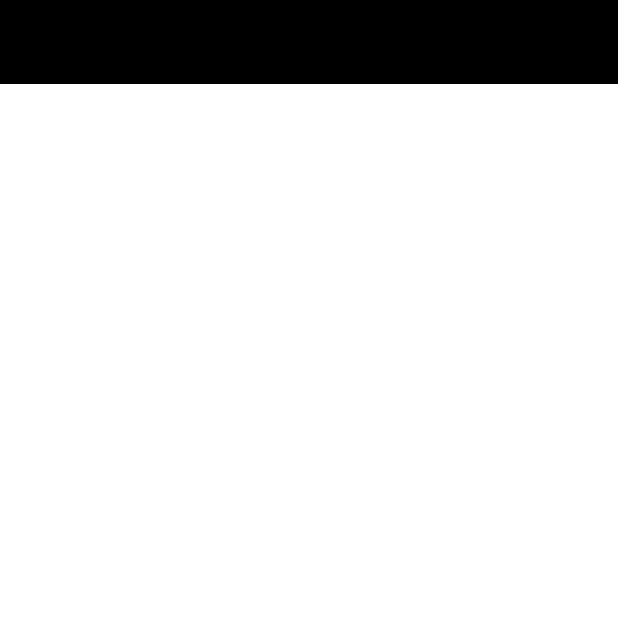
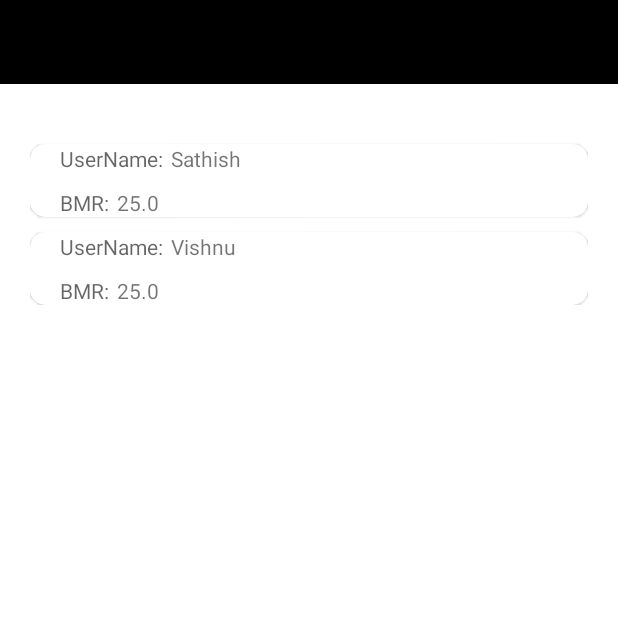
Before and after one commit to vishnuarumugam/TrainerGuide, an Android app: the screen it shows after launch (TraineesScreen), in the side drawer, after a tap on "Trainees", on a phone screen of 412 x 824 dp, the top half of it. Run offline under Robolectric (Android 15) with nearby library versions, the phone set to English and light mode, and no system bars.

Commit message:
second commit

```diff
--- /dev/null
+++ b/app/src/main/java/com/example/trainerguide/CommonNavigator.java
@@ -0,0 +1,33 @@
+package com.example.trainerguide;
+
+
+import android.app.Activity;
+import android.content.Intent;
+import android.view.MenuItem;
+import android.widget.Toast;
+
+import androidx.annotation.NonNull;
+import androidx.appcompat.app.ActionBarDrawerToggle;
+import androidx.appcompat.app.AppCompatActivity;
+import androidx.appcompat.widget.Toolbar;
+import androidx.core.view.GravityCompat;
+import androidx.drawerlayout.widget.DrawerLayout;
+
+import com.google.android.material.navigation.NavigationView;
+
+
+public class CommonNavigator extends AppCompatActivity {
+
+
+
+    public static ActionBarDrawerToggle navigatorInitmethod(DrawerLayout drawerLayout, NavigationView navigationView, Toolbar toolbar, Activity context){
+
+        navigationView.bringToFront();
+        ActionBarDrawerToggle toggle = new ActionBarDrawerToggle(context, drawerLayout, toolbar, R.string.Navigation_Drawer_Open, R.string.Navigation_Drawer_Close);
+        drawerLayout.addDrawerListener(toggle);
+        toggle.syncState();
+        return toggle;
+
+}
+
+}
--- a/app/src/main/java/com/example/trainerguide/HomeScreen.java
+++ b/app/src/main/java/com/example/trainerguide/HomeScreen.java
@@ -28,21 +28,23 @@ public class HomeScreen extends AppCompatActivity {
     protected void onCreate(Bundle savedInstanceState) {
         super.onCreate(savedInstanceState);
         setContentView(R.layout.activity_home_screen);
+        navigationView = findViewById(R.id.nav_view);
+        drawerLayout = findViewById(R.id.drawer_layout);
 
-        drawerLayout = findViewById(R.id.drawer_layout);
-        navigationView = findViewById(R.id.nav_view);
         toolbar = findViewById(R.id.tool_bar);
 
         setSupportActionBar(toolbar);
         toolbar.setBackgroundColor(getResources().getColor(R.color.black));
         toolbar.setTitleTextColor(getResources().getColor(R.color.white));
 
-        navigationView.bringToFront();
+        /*navigationView.bringToFront();
         ActionBarDrawerToggle toggle = new ActionBarDrawerToggle(this,drawerLayout,toolbar,R.string.Navigation_Drawer_Open,R.string.Navigation_Drawer_Close);
         toggle.getDrawerArrowDrawable().setColor(getResources().getColor(R.color.appleGreen));
 
         drawerLayout.addDrawerListener(toggle);
-        toggle.syncState();
+        toggle.syncState();*/
+        ActionBarDrawerToggle toggle = CommonNavigator.navigatorInitmethod(drawerLayout,navigationView,toolbar,this);
+        toggle.getDrawerArrowDrawable().setColor(getResources().getColor(R.color.appleGreen));
 
         //Menu Items
         profileMenu = findViewById(R.id.nav_profile);
@@ -51,14 +53,20 @@ public class HomeScreen extends AppCompatActivity {
         navigationView.setNavigationItemSelectedListener(new NavigationView.OnNavigationItemSelectedListener() {
             @Override
             public boolean onNavigationItemSelected(@NonNull MenuItem item) {
-
                 switch (item.getItemId()){
                     case R.id.nav_profile:
-                        Toast.makeText(HomeScreen.this, "profile", Toast.LENGTH_SHORT).show();
+                        Toast.makeText(HomeScreen.this, "profile1", Toast.LENGTH_SHORT).show();
+                        break;
                     case R.id.nav_trainees:
+                        System.out.println("Inside ");
                         startActivity(new Intent(HomeScreen.this,TraineesScreen.class));
+                        break;
                     case R.id.nav_logout:
                         startActivity(new Intent(HomeScreen.this,MainActivity.class));
+                        break;
+                    default:
+                        Toast.makeText(HomeScreen.this, "profile", Toast.LENGTH_SHORT).show();
+                        break;
                 }
                 return false;
             }
@@ -75,9 +83,11 @@ public class HomeScreen extends AppCompatActivity {
         {
             drawerLayout.closeDrawer((GravityCompat.START));
         }
+        else
         {
             super.onBackPressed();
         }
+
 
     }
 
--- /dev/null
+++ b/app/src/main/java/com/example/trainerguide/Trainee.java
@@ -0,0 +1,47 @@
+package com.example.trainerguide;
+
+public class Trainee {
+
+    private String name;
+    private Double bmr;
+    private String image;
+
+    public Trainee(String name, Double bmr, String image) {
+        this.name = name;
+        this.bmr = bmr;
+        this.image = image;
+    }
+
+    public String getName() {
+        return name;
+    }
+
+    public void setName(String name) {
+        this.name = name;
+    }
+
+    public Double getBmr() {
+        return bmr;
+    }
+
+    public void setBmr(Double bmr) {
+        this.bmr = bmr;
+    }
+
+    public String getImage() {
+        return image;
+    }
+
+    public void setImage(String image) {
+        this.image = image;
+    }
+
+    @Override
+    public String toString() {
+        return "Trainee{" +
+                "name='" + name + '\'' +
+                ", bmr=" + bmr +
+                ", image='" + image + '\'' +
+                '}';
+    }
+}
--- /dev/null
+++ b/app/src/main/java/com/example/trainerguide/TraineeAdapter.java
@@ -0,0 +1,75 @@
+package com.example.trainerguide;
+
+import android.content.Context;
+import android.os.Build;
+import android.view.LayoutInflater;
+import android.view.View;
+import android.view.ViewGroup;
+import android.widget.TextView;
+
+import androidx.annotation.NonNull;
+import androidx.annotation.RequiresApi;
+import androidx.recyclerview.widget.RecyclerView;
+
+import java.util.ArrayList;
+
+public class TraineeAdapter extends RecyclerView.Adapter<TraineeAdapter.ViewHolder> {
+
+    private ArrayList<Trainee> trainee = new ArrayList<>();
+    private Context context;
+
+
+    public ArrayList<Trainee> getTrainee() {
+        return trainee;
+    }
+
+    public void setTrainee(ArrayList<Trainee> trainee){
+        this.trainee = trainee;
+        notifyDataSetChanged();
+    }
+
+    public TraineeAdapter(Context context){
+        this.context=context;
+    }
+
+    @NonNull
+    @Override
+    public ViewHolder onCreateViewHolder(@NonNull ViewGroup parent, int viewType) {
+
+        View view = LayoutInflater.from(parent.getContext()).inflate(R.layout.trainee_item,parent,false);
+
+        ViewHolder holder = new ViewHolder(view);
+
+
+        return holder;
+    }
+    @RequiresApi(api = Build.VERSION_CODES.M)
+    @Override
+    public void onBindViewHolder(@NonNull TraineeAdapter.ViewHolder holder, int position) {
+
+        holder.name.setText(trainee.get(position).getName());
+        holder.bmr.setText(trainee.get(position).getBmr().toString());
+
+    }
+
+    @Override
+    public int getItemCount() {
+        return trainee.size();
+    }
+
+    public class ViewHolder extends RecyclerView.ViewHolder {
+
+        TextView name,bmr;
+
+        public ViewHolder(@NonNull View itemView) {
+            super(itemView);
+
+            name = itemView.findViewById(R.id.traineeItemName);
+            bmr = itemView.findViewById(R.id.traineeItemBmr);
+
+        }
+
+
+
+    }
+}
--- a/app/src/main/java/com/example/trainerguide/TraineesScreen.java
+++ b/app/src/main/java/com/example/trainerguide/TraineesScreen.java
@@ -1,14 +1,35 @@
 package com.example.trainerguide;
 
 import androidx.appcompat.app.AppCompatActivity;
+import androidx.recyclerview.widget.GridLayoutManager;
+import androidx.recyclerview.widget.LinearLayoutManager;
+import androidx.recyclerview.widget.RecyclerView;
 
 import android.os.Bundle;
 
+import java.util.ArrayList;
+
 public class TraineesScreen extends AppCompatActivity {
+
+    private RecyclerView traineeRecycler;
 
     @Override
     protected void onCreate(Bundle savedInstanceState) {
         super.onCreate(savedInstanceState);
         setContentView(R.layout.activity_trainees_screen);
+
+        //Recycler view
+        traineeRecycler = findViewById(R.id.traineeRecycler);
+        ArrayList<Trainee> trainees = new ArrayList<>();
+        trainees.add(new Trainee("Sathish",25.0,"null"));
+        trainees.add(new Trainee("Vishnu",25.0,"null"));
+        TraineeAdapter traineeAdapter = new TraineeAdapter(this);
+        traineeAdapter.setTrainee(trainees);
+        traineeRecycler.setAdapter(traineeAdapter);
+        traineeRecycler.setLayoutManager(new LinearLayoutManager(this));
+
+
+
     }
+
 }
--- a/app/src/main/res/layout/activity_home_screen.xml
+++ b/app/src/main/res/layout/activity_home_screen.xml
@@ -10,14 +10,6 @@
     tools:openDrawer="start">
 
     <include layout="@layout/common_navigator"/>
-    <!--<com.google.android.material.navigation.NavigationView
-        android:id="@+id/nav_view"
-        android:layout_width="wrap_content"
-        android:layout_height="match_parent"
-        android:layout_gravity="start"
-        app:headerLayout="@layout/header"
-        app:menu="@menu/main_menu"
-        />-->
 
     <ScrollView
         android:layout_width="match_parent"
--- a/app/src/main/res/layout/activity_main.xml
+++ b/app/src/main/res/layout/activity_main.xml
@@ -32,7 +32,7 @@
                 android:id="@+id/userEmail_Input"
                 android:layout_width="match_parent"
                 android:layout_height="wrap_content"
-                android:inputType="text"
+                android:inputType="textEmailAddress"
                 android:hint="Email"
                 android:textColor="#000000"
                 android:background="@drawable/round_shape"/>
--- a/app/src/main/res/layout/activity_trainees_screen.xml
+++ b/app/src/main/res/layout/activity_trainees_screen.xml
@@ -9,16 +9,9 @@
     tools:context=".TraineesScreen"
     tools:openDrawer="start">
 
-    <include layout="@layout/common_navigator"/>
+    <!--include layout="@layout/common_navigator"/>-->
 
-    <!--com.google.android.material.navigation.NavigationView
-        android:id="@+id/nav_view"
-        android:layout_width="wrap_content"
-        android:layout_height="match_parent"
-        android:layout_gravity="start"
-        app:headerLayout="@layout/header"
-        app:menu="@menu/main_menu"
-        /-->
+
     <ScrollView
         android:layout_width="match_parent"
         android:layout_height="match_parent">
@@ -33,25 +26,13 @@
                 android:layout_height="match_parent"
                 android:orientation="vertical">
 
-                <androidx.appcompat.widget.Toolbar
-                    android:id="@+id/tool_bar"
-                    android:layout_width="match_parent"
-                    android:layout_height="wrap_content"
-                    android:background="#000000"
-                    android:minHeight="?attr/actionBarSize"
-                    android:theme="?attr/actionBarTheme"
-                    app:title="Trainer Guide"
-                    app:layout_constraintEnd_toEndOf="parent"
-                    app:layout_constraintHorizontal_bias="0.0"
-                    app:layout_constraintStart_toStartOf="parent"
-                    app:layout_constraintTop_toTopOf="parent"
-                    app:navigationIcon="@drawable/ic_menu">
-                </androidx.appcompat.widget.Toolbar>
+                <include layout="@layout/common_toolbar"/>
 
                 <androidx.recyclerview.widget.RecyclerView
                     android:layout_width="match_parent"
                     android:layout_height="match_parent"
                     android:layout_marginHorizontal="20dp"
+                    android:id="@+id/traineeRecycler"
                     android:layout_marginTop="30dp"/>
 
             </LinearLayout>
--- /dev/null
+++ b/app/src/main/res/layout/common_toolbar.xml
@@ -0,0 +1,22 @@
+<?xml version="1.0" encoding="utf-8"?>
+<merge xmlns:android="http://schemas.android.com/apk/res/android"
+    xmlns:app="http://schemas.android.com/apk/res-auto"
+    android:layout_width="match_parent"
+    android:layout_height="match_parent">
+
+    <androidx.appcompat.widget.Toolbar
+        android:id="@+id/tool_bar"
+        android:layout_width="match_parent"
+        android:layout_height="wrap_content"
+        android:background="#000000"
+        android:minHeight="?attr/actionBarSize"
+        android:theme="?attr/actionBarTheme"
+        app:title="Trainer Guide"
+        app:layout_constraintEnd_toEndOf="parent"
+        app:layout_constraintHorizontal_bias="0.0"
+        app:layout_constraintStart_toStartOf="parent"
+        app:layout_constraintTop_toTopOf="parent"
+        app:navigationIcon="@drawable/ic_menu">
+    </androidx.appcompat.widget.Toolbar>
+
+</merge>
--- a/app/src/main/res/layout/trainee_item.xml
+++ b/app/src/main/res/layout/trainee_item.xml
@@ -1,16 +1,17 @@
 <?xml version="1.0" encoding="utf-8"?>
 <com.google.android.material.card.MaterialCardView xmlns:android="http://schemas.android.com/apk/res/android"
     xmlns:app="http://schemas.android.com/apk/res-auto"
-    android:id="@+id/traineeParent"
+    android:id="@+id/parent"
     android:layout_width="match_parent"
     android:layout_height="wrap_content"
     android:layout_marginTop="10dp"
-    app:cardCornerRadius="15dp"
-    android:elevation="15dp">
+    android:elevation="15dp"
+    app:cardCornerRadius="10dp">
 
     <androidx.constraintlayout.widget.ConstraintLayout
         android:layout_width="match_parent"
-        android:layout_height="match_parent">
+        android:layout_height="match_parent"
+        android:layout_marginHorizontal="10dp">
 
         <RelativeLayout
             android:id="@+id/traineeItem"
@@ -18,31 +19,37 @@
             android:layout_height="match_parent">
 
                 <TextView
+                    android:id="@+id/traineeItemNameLabel"
                     android:layout_width="wrap_content"
                     android:layout_height="wrap_content"
-                    android:id="@+id/traineeItemNameLabel"
+                    android:layout_marginLeft="10dp"
                     android:hint="UserName:"/>
                 <TextView
+                    android:id="@+id/traineeItemName"
                     android:layout_width="wrap_content"
                     android:layout_height="wrap_content"
-                    android:id="@+id/traineeItemName"
+                    android:layout_marginLeft="5dp"
                     android:layout_toRightOf="@id/traineeItemNameLabel"
-                    android:layout_marginLeft="5dp"/>
+                    android:hint="Vishnu"/>
 
                 <TextView
+                    android:id="@+id/traineeItemBmrLabel"
                     android:layout_width="wrap_content"
                     android:layout_height="wrap_content"
-                    android:id="@+id/traineeItemBmrLabel"
                     android:layout_below="@+id/traineeItemNameLabel"
+                    android:layout_marginLeft="10dp"
                     android:layout_marginTop="10dp"
                     android:hint="BMR:"/>
 
                 <TextView
-                android:layout_width="wrap_content"
-                android:layout_height="wrap_content"
-                android:id="@+id/traineeItemBmr"
-                android:layout_toRightOf="@id/traineeItemName"
-                android:layout_marginLeft="5dp"/>
+                    android:id="@+id/traineeItemBmr"
+                    android:layout_width="wrap_content"
+                    android:layout_height="wrap_content"
+                    android:layout_below="@id/traineeItemName"
+                    android:layout_marginLeft="5dp"
+                    android:layout_marginTop="10dp"
+                    android:layout_toRightOf="@id/traineeItemBmrLabel"
+                    android:hint="25" />
 
 
 
```
